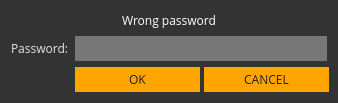
Old version of the form src/gui/ui/passworddialog.ui in the repository ConcealNetwork/conceal-desktop.
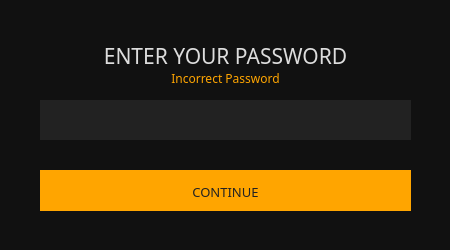
New version of the form.

```diff
--- a/src/gui/ui/passworddialog.ui
+++ b/src/gui/ui/passworddialog.ui
@@ -6,37 +6,82 @@
    <rect>
     <x>0</x>
     <y>0</y>
-    <width>338</width>
-    <height>103</height>
+    <width>450</width>
+    <height>250</height>
    </rect>
   </property>
+  <property name="sizePolicy">
+   <sizepolicy hsizetype="Preferred" vsizetype="Preferred">
+    <horstretch>0</horstretch>
+    <verstretch>0</verstretch>
+   </sizepolicy>
+  </property>
   <property name="minimumSize">
    <size>
-    <width>338</width>
-    <height>0</height>
+    <width>450</width>
+    <height>250</height>
    </size>
   </property>
   <property name="maximumSize">
    <size>
-    <width>338</width>
-    <height>16777215</height>
+    <width>450</width>
+    <height>250</height>
    </size>
   </property>
   <property name="font">
    <font>
-    <family>Open Sans</family>
-    <pointsize>9</pointsize>
+    <family>Poppins</family>
+    <pointsize>10</pointsize>
    </font>
   </property>
   <property name="windowTitle">
    <string>Enter password</string>
   </property>
   <property name="styleSheet">
-   <string notr="true">background-color: #333;</string>
+   <string notr="true"/>
   </property>
   <layout class="QGridLayout" name="gridLayout">
-   <item row="1" column="1" colspan="2">
+   <property name="leftMargin">
+    <number>0</number>
+   </property>
+   <property name="topMargin">
+    <number>0</number>
+   </property>
+   <property name="rightMargin">
+    <number>0</number>
+   </property>
+   <property name="bottomMargin">
+    <number>0</number>
+   </property>
+   <item row="0" column="0">
+    <widget class="QGroupBox" name="groupBox">
+     <property name="minimumSize">
+      <size>
+       <width>450</width>
+       <height>250</height>
+      </size>
+     </property>
+     <property name="maximumSize">
+      <size>
+       <width>450</width>
+       <height>250</height>
+      </size>
+     </property>
+     <property name="styleSheet">
+      <string notr="true">border: 0px; background-color: #111;</string>
+     </property>
+     <property name="title">
+      <string/>
+     </property>
     <widget class="QLineEdit" name="m_passwordEdit">
+      <property name="geometry">
+       <rect>
+        <x>40</x>
+        <y>100</y>
+        <width>371</width>
+        <height>40</height>
+       </rect>
+      </property>
      <property name="sizePolicy">
       <sizepolicy hsizetype="Expanding" vsizetype="Fixed">
        <horstretch>0</horstretch>
@@ -49,85 +94,117 @@
        <height>25</height>
       </size>
      </property>
+      <property name="font">
+       <font>
+        <family>Poppins</family>
+        <pointsize>9</pointsize>
+       </font>
+      </property>
      <property name="styleSheet">
-      <string notr="true">background-color: #777; border: 0px; color: #e5e5e5;</string>
+       <string notr="true">background-color: #222;
+border-right: 0px;
+color: #e5e5e5;
+padding: 5px;</string>
      </property>
      <property name="echoMode">
       <enum>QLineEdit::Password</enum>
      </property>
-    </widget>
-   </item>
-   <item row="3" column="2">
-    <widget class="QPushButton" name="m_cancelButton">
-     <property name="minimumSize">
-      <size>
-       <width>125</width>
-       <height>25</height>
-      </size>
-     </property>
-     <property name="styleSheet">
-      <string notr="true">color: #222; border-radius: 0px; border: 0px solid; background-color: orange;</string>
-     </property>
-     <property name="text">
-      <string>CANCEL</string>
-     </property>
-    </widget>
-   </item>
-   <item row="1" column="0">
-    <widget class="QLabel" name="label">
-     <property name="sizePolicy">
-      <sizepolicy hsizetype="Maximum" vsizetype="Preferred">
-       <horstretch>0</horstretch>
-       <verstretch>0</verstretch>
-      </sizepolicy>
-     </property>
-     <property name="styleSheet">
-      <string notr="true">color: #e5e5e5;</string>
-     </property>
-     <property name="text">
-      <string>Password:</string>
-     </property>
-    </widget>
-   </item>
-   <item row="3" column="1">
+      <property name="alignment">
+       <set>Qt::AlignCenter</set>
+      </property>
+     </widget>
     <widget class="QPushButton" name="m_okButton">
      <property name="enabled">
       <bool>true</bool>
      </property>
+      <property name="geometry">
+       <rect>
+        <x>40</x>
+        <y>170</y>
+        <width>371</width>
+        <height>41</height>
+       </rect>
+      </property>
      <property name="minimumSize">
       <size>
        <width>125</width>
        <height>25</height>
       </size>
      </property>
+      <property name="font">
+       <font>
+        <family>Poppins</family>
+        <pointsize>10</pointsize>
+       </font>
+      </property>
      <property name="styleSheet">
-      <string notr="true">color: #222; border-radius: 0px; border: 0px solid; background-color: orange;</string>
+       <string notr="true">color: #222; background-color: orange; border-top: 3px solid orange;
+border-right: 0px;</string>
      </property>
      <property name="text">
-      <string>OK</string>
+       <string>CONTINUE</string>
      </property>
      <property name="default">
       <bool>true</bool>
      </property>
     </widget>
-   </item>
-   <item row="0" column="0" colspan="3">
     <widget class="QLabel" name="m_errorLabel">
+      <property name="geometry">
+       <rect>
+        <x>40</x>
+        <y>70</y>
+        <width>371</width>
+        <height>16</height>
+       </rect>
+      </property>
      <property name="minimumSize">
       <size>
        <width>122</width>
        <height>0</height>
       </size>
      </property>
+      <property name="font">
+       <font>
+        <family>Poppins</family>
+        <pointsize>9</pointsize>
+       </font>
+      </property>
      <property name="styleSheet">
-      <string notr="true">color: #fff;</string>
+       <string notr="true">color: orange;</string>
      </property>
      <property name="text">
-      <string>Wrong password</string>
+       <string>Incorrect Password</string>
      </property>
      <property name="alignment">
       <set>Qt::AlignCenter</set>
      </property>
+     </widget>
+     <widget class="QLabel" name="label_3">
+      <property name="geometry">
+       <rect>
+        <x>40</x>
+        <y>40</y>
+        <width>371</width>
+        <height>31</height>
+       </rect>
+      </property>
+      <property name="font">
+       <font>
+        <family>Poppins</family>
+        <pointsize>16</pointsize>
+       </font>
+      </property>
+      <property name="styleSheet">
+       <string notr="true">color: #ddd;
+border-right: 0px;</string>
+      </property>
+      <property name="text">
+       <string>ENTER YOUR PASSWORD</string>
+      </property>
+      <property name="alignment">
+       <set>Qt::AlignCenter</set>
+      </property>
+     </widget>
     </widget>
    </item>
   </layout>
```
Left out of the diff: 16 changed lines with no effect on the pictures. Lines whose indentation alone changed are shown as unchanged.
